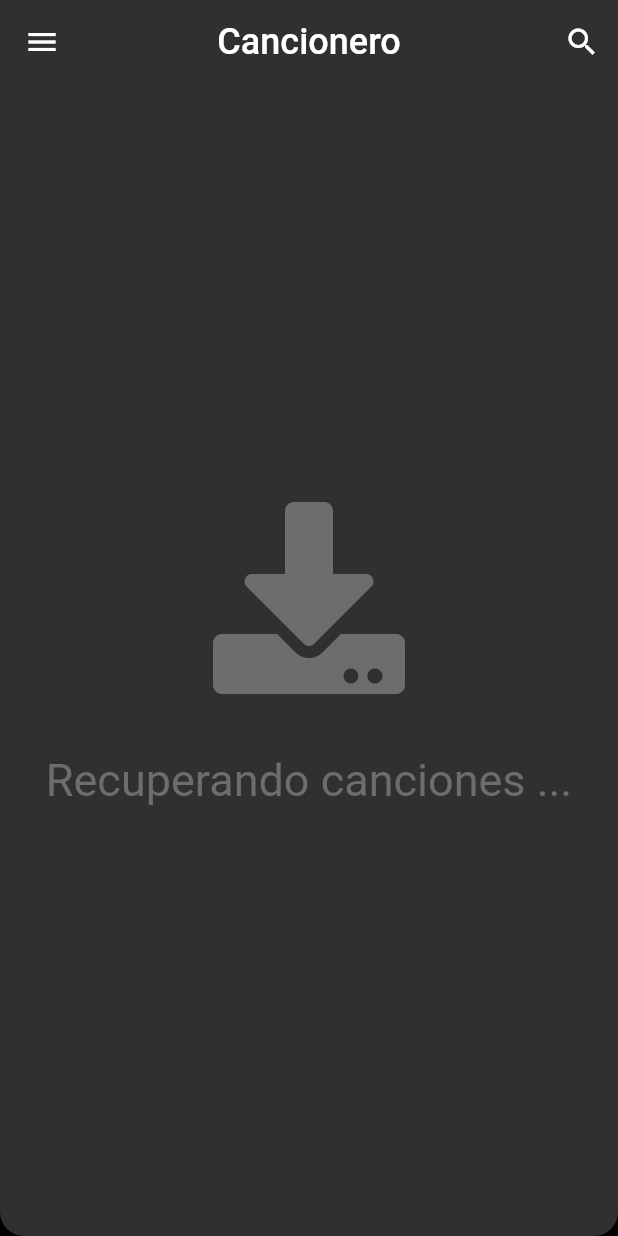
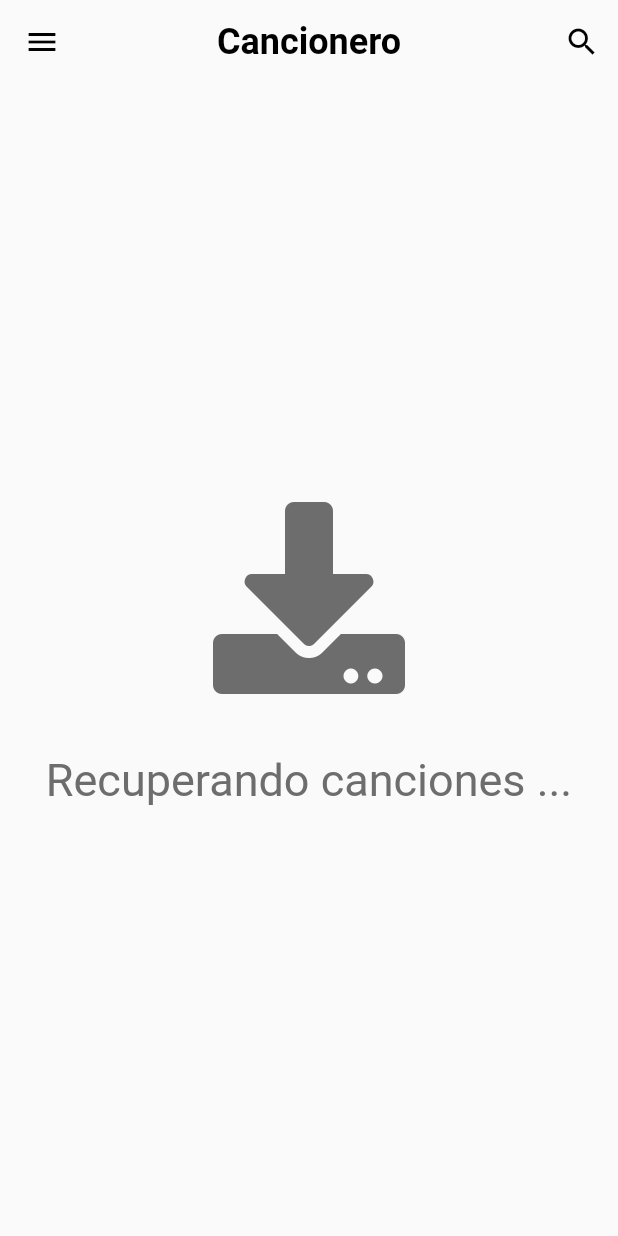
Before and after one commit to kominthanhtut/csbook_app, a Flutter app: the screen it shows after launch, on a phone screen of 412 x 824 dp. Run offline on Flutter 3.47's test engine with Material 2 defaults, Android fonts, the phone set to English and light mode, and no system bars; our stand-ins replace auto_size_text, font_awesome_flutter, share, sqflite; missing offline and left inert: screen; accounts and stored records are empty; network calls fail.

Commit message:
themes first attemp

```diff
--- a/lib/main.dart
+++ b/lib/main.dart
@@ -11,20 +11,42 @@
   // This widget is the root of your application.
   @override
   Widget build(BuildContext context) {
+
+    bool BLACK_THEME = false;
+
+    ThemeData blackTheme = ThemeData(
+      brightness: Brightness.dark,
+      accentColor: Colors.black,
+      primaryColor: Color(0xff424242),
+      primaryColorLight: Color(0xff6d6d6d),
+      primaryColorDark: Color(0xff1b1b1b),
+      //backgroundColor: Colors.black,
+    );
+
+    ThemeData whiteTheme = ThemeData(
+      brightness: Brightness.light,
+      accentColor: Colors.black,
+      primaryColor: Color(0xff424242),
+      primaryColorLight: Color(0xff6d6d6d),
+      primaryColorDark: Color(0xff1b1b1b),
+      backgroundColor: Colors.white,
+      textTheme: TextTheme(title: TextStyle(color: Colors.black)),
+      appBarTheme: AppBarTheme(
+        brightness: Brightness.light,
+          iconTheme: IconThemeData(color: Colors.black),
+          actionsIconTheme: IconThemeData(color: Colors.black),
+          textTheme: TextTheme(
+            subhead: TextStyle(color: Colors.black),
+              title: TextStyle(
+                  color: Colors.black,
+                  fontWeight: FontWeight.bold,
+                  fontSize: 24))),
+    );
     SystemChrome.setPreferredOrientations([DeviceOrientation.portraitUp]);
     return MaterialApp(
       debugShowCheckedModeBanner: false,
       title: 'csbook',
-      theme: ThemeData(
-          brightness: Brightness.dark,
-          //scaffoldBackgroundColor: Colors.black,
-          //primarySwatch: Colors.brown
-          accentColor: Colors.black,
-          primaryColor: Color(0xff424242),
-          primaryColorLight: Color(0xff6d6d6d),
-          primaryColorDark: Color(0xff1b1b1b),
-          //bottomAppBarColor: Colors.black
-          ),
+      theme: (BLACK_THEME)? blackTheme: whiteTheme,
       home: MainScreen(title: 'Catholic Song Book'),
       routes: {
         SongScreen.routeName: (context) => SongScreen(),
--- a/lib/pages/mainScreen.dart
+++ b/lib/pages/mainScreen.dart
@@ -46,7 +46,8 @@
   @override
   Widget build(BuildContext context) {
     SystemChrome.setSystemUIOverlayStyle(SystemUiOverlayStyle(
-        //statusBarColor: Theme.of(context).scaffoldBackgroundColor));
+        //systemNavigationBarIconBrightness:  (Theme.of(context).brightness == Brightness.dark) ? Brightness.light: Brightness.dark,
+        //systemNavigationBarColor: Theme.of(context).scaffoldBackgroundColor,
         statusBarColor: Colors.transparent,
         statusBarIconBrightness: Brightness.dark));
 
@@ -60,7 +61,6 @@
 
     return Scaffold(
         appBar: AppBar(
-
           centerTitle: true,
           title: Text(
             _currentTitle,
@@ -72,15 +72,7 @@
         ),
         drawer: _drawer(false),
         endDrawer: _drawer(true),
-        body: Container(
-            color: Colors.black,
-            child: Container(
-                decoration: BoxDecoration(
-                    color: Theme.of(context).scaffoldBackgroundColor,
-                    borderRadius: BorderRadius.only(
-                        bottomLeft: Radius.circular(Constants.APP_RADIUS),
-                        bottomRight: Radius.circular(Constants.APP_RADIUS))),
-                child: _parish ? _pages[1] : _pages[0])));
+        body: _parish ? _pages[1] : _pages[0]);
   }
 
   Widget _drawer(bool end) {
@@ -108,13 +100,13 @@
               child: ListTile(
                 title: Text(
                   "CSBook",
-                  style: TextStyle(fontWeight: FontWeight.bold, fontSize: 32),
+                  style: Theme.of(context).textTheme.title.copyWith(fontSize: 32, color: Colors.white),
                 ),
                 trailing: IconButton(
                   onPressed: () {
                     Navigator.of(context).pop();
                   },
-                  icon: Icon(Icons.close),
+                  icon: Icon(Icons.close, color: Colors.white,),
                 ),
               ),
             ),
```
Also changed, not shown: lib/pages/massViewScreen.dart (+21 -19 lines), lib/pages/parishFragment.dart (+7 -19 lines), lib/pages/songScreen.dart (+93 -52 lines), 1 other file.
